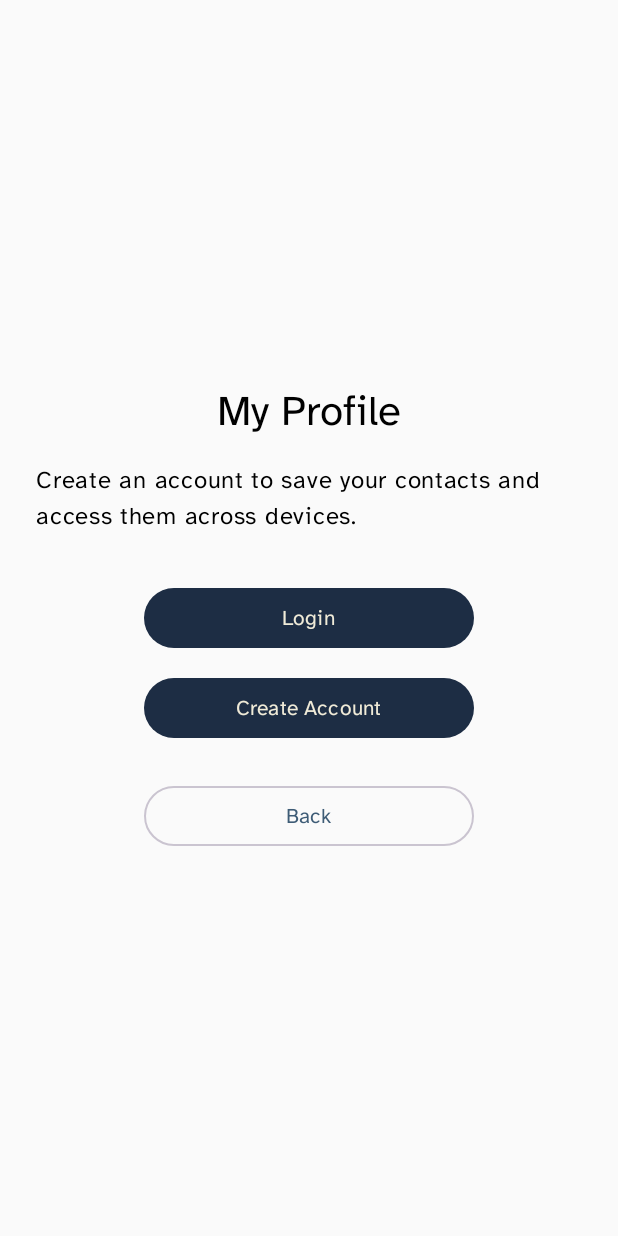
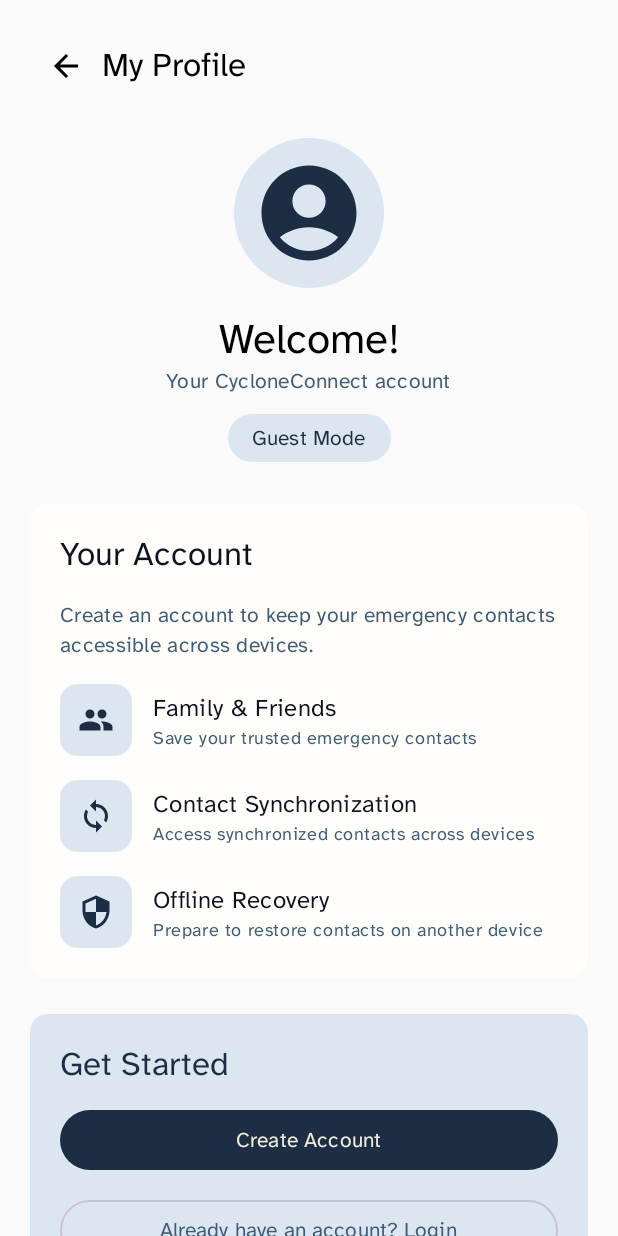
Before and after one commit to sinchanabm-ux/CycloneConnect, an Android app built with Jetpack Compose: the ProfileScreen screen opened through its navigation route, on a phone screen of 412 x 824 dp. Run offline under Robolectric (Android 15) with nearby library versions, the phone set to English and light mode, and no system bars; Roboto replaces fonts that are not available here.

Commit message:
added registration

```diff
--- a/app/src/main/java/com/example/cycloneconnect/ui/screens/HomeScreen.kt
+++ b/app/src/main/java/com/example/cycloneconnect/ui/screens/HomeScreen.kt
@@ -69,6 +69,13 @@ fun HomeScreen(
                 )
 
                 HorizontalDivider()
+
+                DrawerItem("My Profile", Icons.Default.Person) {
+                    scope.launch {
+                        drawerState.close()
+                        onNavigate(AppRoutes.PROFILE)
+                    }
+                }
 
                 // Menu items are reusable composables.
 
--- a/app/src/main/java/com/example/cycloneconnect/ui/screens/ProfileScreen.kt
+++ b/app/src/main/java/com/example/cycloneconnect/ui/screens/ProfileScreen.kt
@@ -1,20 +1,22 @@
 package com.example.cycloneconnect.ui.screens
 
-import androidx.compose.foundation.layout.Arrangement
-import androidx.compose.foundation.layout.Column
-import androidx.compose.foundation.layout.Spacer
-import androidx.compose.foundation.layout.fillMaxSize
-import androidx.compose.foundation.layout.height
-import androidx.compose.foundation.layout.padding
-import androidx.compose.foundation.layout.width
-import androidx.compose.material3.Button
-import androidx.compose.material3.OutlinedButton
-import androidx.compose.material3.Text
-import androidx.compose.material3.MaterialTheme
+import androidx.compose.foundation.layout.*
+import androidx.compose.foundation.rememberScrollState
+import androidx.compose.foundation.shape.CircleShape
+import androidx.compose.foundation.shape.RoundedCornerShape
+import androidx.compose.foundation.verticalScroll
+import androidx.compose.material.icons.Icons
+import androidx.compose.material.icons.filled.AccountCircle
+import androidx.compose.material.icons.filled.ArrowBack
+import androidx.compose.material.icons.filled.People
+import androidx.compose.material.icons.filled.Sync
+import androidx.compose.material.icons.filled.Security
+import androidx.compose.material3.*
 import androidx.compose.runtime.Composable
 import androidx.compose.ui.Alignment
 import androidx.compose.ui.Modifier
 import androidx.compose.ui.unit.dp
+import androidx.compose.ui.graphics.vector.ImageVector
 
 @Composable
 fun ProfileScreen(
@@ -25,48 +27,213 @@ fun ProfileScreen(
     Column(
         modifier = Modifier
             .fillMaxSize()
-            .padding(24.dp),
-        verticalArrangement = Arrangement.Center,
+            .verticalScroll(rememberScrollState())
+            .padding(20.dp),
         horizontalAlignment = Alignment.CenterHorizontally
     ) {
 
-        Text(
-            text = "My Profile",
-            style = MaterialTheme.typography.headlineMedium
-        )
+        // Top bar
+        Row(
+            modifier = Modifier.fillMaxWidth(),
+            verticalAlignment = Alignment.CenterVertically
+        ) {
+            IconButton(onClick = onBackClick) {
+                Icon(
+                    imageVector = Icons.Default.ArrowBack,
+                    contentDescription = "Go back"
+                )
+            }
+
+            Text(
+                text = "My Profile",
+                style = MaterialTheme.typography.titleLarge
+            )
+        }
+
+        Spacer(modifier = Modifier.height(24.dp))
+
+        // Profile avatar
+        Surface(
+            modifier = Modifier.size(100.dp),
+            shape = CircleShape,
+            color = MaterialTheme.colorScheme.primaryContainer
+        ) {
+            Icon(
+                imageVector = Icons.Default.AccountCircle,
+                contentDescription = "Profile picture",
+                modifier = Modifier.padding(12.dp),
+                tint = MaterialTheme.colorScheme.onPrimaryContainer
+            )
+        }
 
         Spacer(modifier = Modifier.height(16.dp))
 
         Text(
-            text = "Create an account to save your contacts " +
-                    "and access them across devices."
+            text = "Welcome!",
+            style = MaterialTheme.typography.headlineMedium
         )
 
-        Spacer(modifier = Modifier.height(32.dp))
-
-        Button(
-            onClick = onLoginClick,
-            modifier = Modifier.width(220.dp)
-        ) {
-            Text("Login")
-        }
+        Text(
+            text = "Your CycloneConnect account",
+            style = MaterialTheme.typography.bodyMedium,
+            color = MaterialTheme.colorScheme.onSurfaceVariant
+        )
 
         Spacer(modifier = Modifier.height(12.dp))
 
-        Button(
-            onClick = onRegisterClick,
-            modifier = Modifier.width(220.dp)
+        Surface(
+            shape = RoundedCornerShape(20.dp),
+            color = MaterialTheme.colorScheme.secondaryContainer
         ) {
-            Text("Create Account")
+            Text(
+                text = "Guest Mode",
+                modifier = Modifier.padding(
+                    horizontal = 16.dp,
+                    vertical = 6.dp
+                ),
+                style = MaterialTheme.typography.labelLarge,
+                color = MaterialTheme.colorScheme.onSecondaryContainer
+            )
+        }
+
+        Spacer(modifier = Modifier.height(28.dp))
+
+        // Account benefits
+        Card(
+            modifier = Modifier.fillMaxWidth(),
+            colors = CardDefaults.cardColors(
+                containerColor = MaterialTheme.colorScheme.surface
+            )
+        ) {
+            Column(
+                modifier = Modifier.padding(20.dp),
+                verticalArrangement = Arrangement.spacedBy(16.dp)
+            ) {
+
+                Text(
+                    text = "Your Account",
+                    style = MaterialTheme.typography.titleLarge
+                )
+
+                Text(
+                    text = "Create an account to keep your " +
+                            "emergency contacts accessible " +
+                            "across devices.",
+                    style = MaterialTheme.typography.bodyMedium,
+                    color = MaterialTheme.colorScheme.onSurfaceVariant
+                )
+
+                ProfileBenefit(
+                    icon = Icons.Default.People,
+                    title = "Family & Friends",
+                    description = "Save your trusted emergency contacts"
+                )
+
+                ProfileBenefit(
+                    icon = Icons.Default.Sync,
+                    title = "Contact Synchronization",
+                    description = "Access synchronized contacts across devices"
+                )
+
+                ProfileBenefit(
+                    icon = Icons.Default.Security,
+                    title = "Offline Recovery",
+                    description = "Prepare to restore contacts on another device"
+                )
+            }
         }
 
         Spacer(modifier = Modifier.height(24.dp))
 
-        OutlinedButton(
-            onClick = onBackClick,
-            modifier = Modifier.width(220.dp)
+        // Account actions
+        Card(
+            modifier = Modifier.fillMaxWidth(),
+            colors = CardDefaults.cardColors(
+                containerColor = MaterialTheme.colorScheme.primaryContainer
+            )
         ) {
-            Text("Back")
+            Column(
+                modifier = Modifier.padding(20.dp),
+                verticalArrangement = Arrangement.spacedBy(12.dp)
+            ) {
+
+                Text(
+                    text = "Get Started",
+                    style = MaterialTheme.typography.titleLarge,
+                    color = MaterialTheme.colorScheme.onPrimaryContainer
+                )
+
+                Button(
+                    onClick = onRegisterClick,
+                    modifier = Modifier.fillMaxWidth()
+                ) {
+                    Text("Create Account")
+                }
+
+                OutlinedButton(
+                    onClick = onLoginClick,
+                    modifier = Modifier.fillMaxWidth()
+                ) {
+                    Text("Already have an account? Login")
+                }
+            }
+        }
+
+        Spacer(modifier = Modifier.height(20.dp))
+
+        Text(
+            text = "You can continue using emergency resources " +
+                    "without creating an account.",
+            style = MaterialTheme.typography.bodySmall,
+            color = MaterialTheme.colorScheme.onSurfaceVariant
+        )
+
+        Spacer(modifier = Modifier.height(16.dp))
+    }
+}
+
+// Reusable account benefit component
+
+@Composable
+fun ProfileBenefit(
+    icon: ImageVector,
+    title: String,
+    description: String
+) {
+    Row(
+        modifier = Modifier.fillMaxWidth(),
+        verticalAlignment = Alignment.CenterVertically,
+        horizontalArrangement = Arrangement.spacedBy(14.dp)
+    ) {
+
+        Surface(
+            shape = RoundedCornerShape(12.dp),
+            color = MaterialTheme.colorScheme.secondaryContainer
+        ) {
+            Box(
+                modifier = Modifier.padding(12.dp)
+            ) {
+                Icon(
+                    imageVector = icon,
+                    contentDescription = null,
+                    tint = MaterialTheme.colorScheme.onSecondaryContainer
+                )
+            }
+        }
+
+        Column(
+            modifier = Modifier.weight(1f)
+        ) {
+            Text(
+                text = title,
+                style = MaterialTheme.typography.titleMedium
+            )
+
+            Text(
+                text = description,
+                style = MaterialTheme.typography.bodySmall,
+                color = MaterialTheme.colorScheme.onSurfaceVariant
+            )
         }
     }
 }
--- a/app/src/main/java/com/example/cycloneconnect/ui/theme/Theme.kt
+++ b/app/src/main/java/com/example/cycloneconnect/ui/theme/Theme.kt
@@ -27,6 +27,9 @@ private val LightColorScheme = lightColorScheme(
     surfaceVariant = lightBlueContainer,
     onSurfaceVariant = blueState,
 
+    primaryContainer = lightBlueContainer,
+    onPrimaryContainer = lightOnBlueContainer,
+
     secondaryContainer = lightBlueContainer,
     onSecondaryContainer = lightOnBlueContainer,
 
@@ -54,6 +57,9 @@ private val DarkColorScheme = darkColorScheme(
     surfaceVariant = darkBlueContainer,
     onSurfaceVariant = Color(0xFFD0D9E5),
 
+    primaryContainer = darkBlueContainer,
+    onPrimaryContainer = darkOnBlueContainer,
+
     secondaryContainer = darkBlueContainer,
     onSecondaryContainer = darkOnBlueContainer,
 
```
Also changed, not shown: app/src/main/java/com/example/cycloneconnect/AppNavigation.kt (+22 -1 lines), app/src/main/java/com/example/cycloneconnect/ui/screens/RegisterScreen.kt (added, +152 -0 lines).
